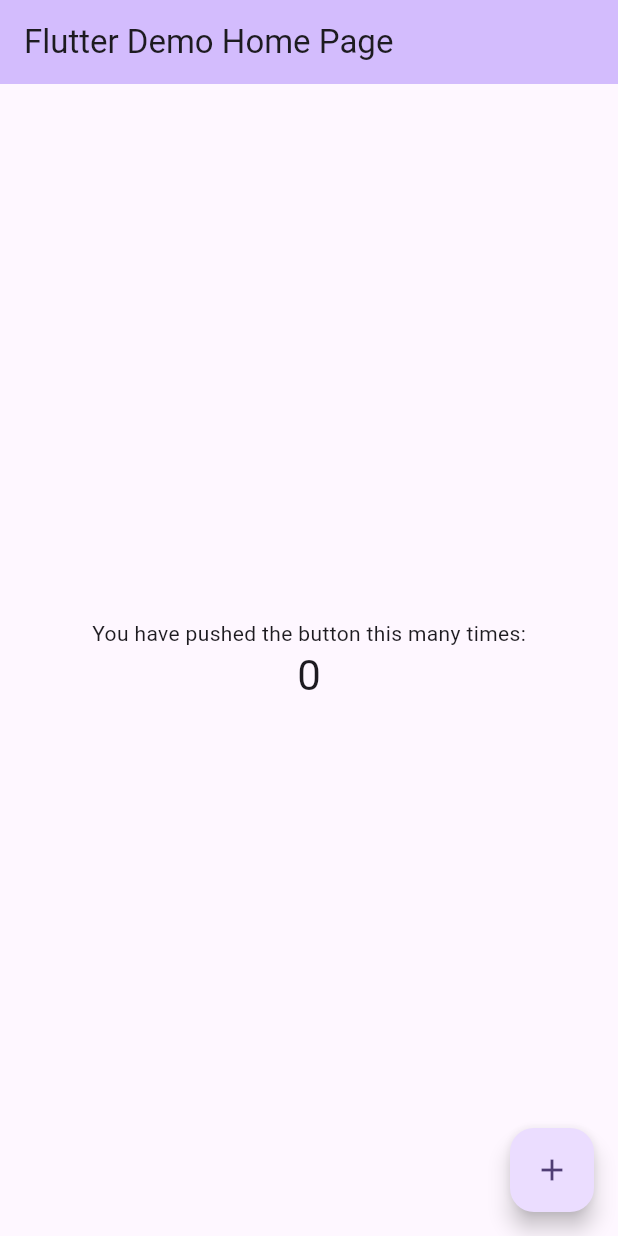
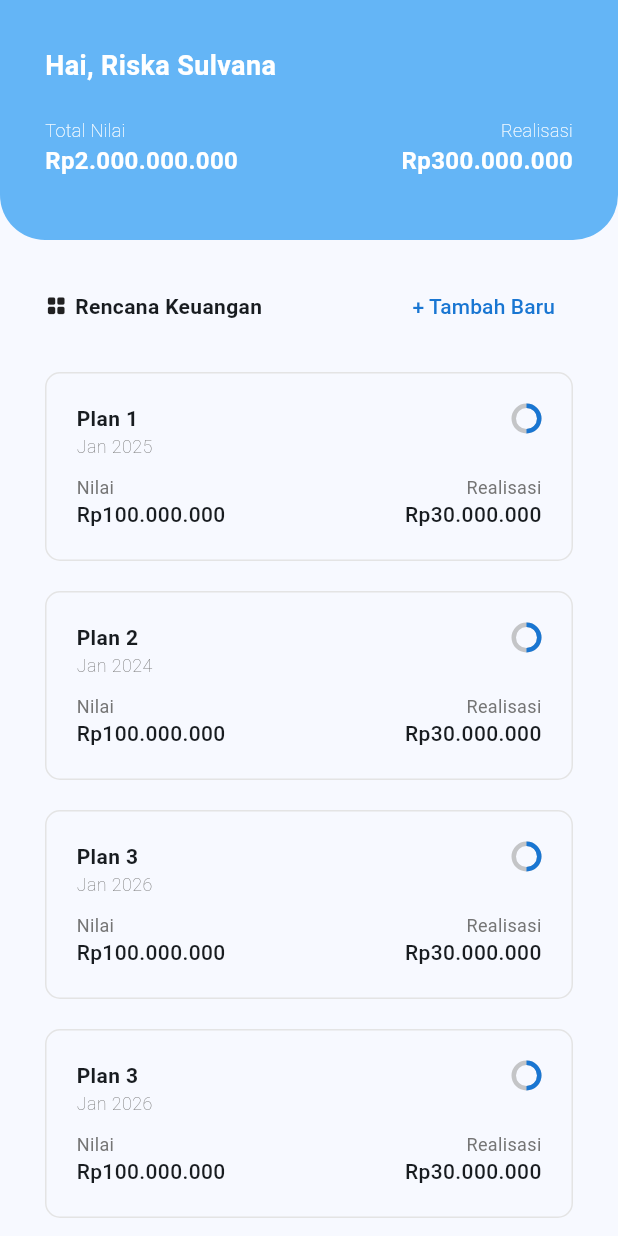
Before and after one commit to mnoktavian18/planner, a Flutter app: the screen it shows after launch, on a phone screen of 412 x 824 dp. Run offline on Flutter 3.47's test engine with Material 2 defaults, Android fonts, the phone set to English and light mode, and no system bars; drawn by our look-alikes of percent_indicator.

Commit message:
user interface

```diff
--- /dev/null
+++ b/lib/components/plan_tile.dart
@@ -0,0 +1,116 @@
+import 'package:budget_plan/utils/currency.dart';
+import 'package:flutter/material.dart';
+import 'package:percent_indicator/circular_percent_indicator.dart';
+
+class PlanTile extends StatelessWidget {
+  final String planName;
+  final String dueDate;
+  final double value;
+  final double currentValue;
+
+  const PlanTile({
+    super.key,
+    required this.planName,
+    required this.dueDate,
+    this.value = 0,
+    this.currentValue = 0,
+  });
+
+  @override
+  Widget build(BuildContext context) {
+    return Container(
+      decoration: BoxDecoration(
+        borderRadius: BorderRadius.circular(10),
+        border: Border.all(
+          color: const Color.fromARGB(255, 228, 228, 228),
+        ),
+      ),
+      padding: const EdgeInsets.all(20),
+      child: Column(
+        children: [
+          Row(
+            mainAxisAlignment: MainAxisAlignment.spaceBetween,
+            crossAxisAlignment: CrossAxisAlignment.start,
+            children: [
+              Column(
+                crossAxisAlignment: CrossAxisAlignment.start,
+                children: [
+                  Text(
+                    planName,
+                    style: const TextStyle(
+                      fontWeight: FontWeight.w600,
+                    ),
+                  ),
+                  Text(
+                    dueDate,
+                    style: TextStyle(
+                      fontSize: 12,
+                      fontWeight: FontWeight.w100,
+                      color: Colors.grey[600],
+                    ),
+                  ),
+                ],
+              ),
+              CircularPercentIndicator(
+                radius: 10,
+                percent: 0.5,
+                lineWidth: 3,
+                backgroundColor: const Color.fromARGB(
+                  147,
+                  158,
+                  158,
+                  158,
+                ),
+                progressColor: Colors.blue[700],
+              )
+            ],
+          ),
+          const SizedBox(
+            height: 10,
+          ),
+          Row(
+            mainAxisAlignment: MainAxisAlignment.spaceBetween,
+            children: [
+              Column(
+                crossAxisAlignment: CrossAxisAlignment.start,
+                children: [
+                  Text(
+                    'Nilai',
+                    style: TextStyle(
+                      color: Colors.grey[600],
+                      fontSize: 12,
+                    ),
+                  ),
+                  Text(
+                    Currency.format(value),
+                    style: const TextStyle(
+                      fontWeight: FontWeight.w500,
+                    ),
+                  ),
+                ],
+              ),
+              Column(
+                crossAxisAlignment: CrossAxisAlignment.end,
+                children: [
+                  Text(
+                    'Realisasi',
+                    style: TextStyle(
+                      color: Colors.grey[600],
+                      fontSize: 12,
+                    ),
+                  ),
+                  Text(
+                    Currency.format(currentValue),
+                    style: const TextStyle(
+                      fontWeight: FontWeight.w500,
+                    ),
+                  ),
+                ],
+              ),
+            ],
+          ),
+        ],
+      ),
+    );
+  }
+}
--- a/lib/main.dart
+++ b/lib/main.dart
@@ -1,3 +1,4 @@
+import 'package:budget_plan/pages/home.dart';
 import 'package:flutter/material.dart';
 
 void main() {
@@ -7,119 +8,17 @@ void main() {
 class MyApp extends StatelessWidget {
   const MyApp({super.key});
 
-  // This widget is the root of your application.
   @override
   Widget build(BuildContext context) {
     return MaterialApp(
       title: 'Flutter Demo',
       theme: ThemeData(
-        // This is the theme of your application.
-        //
-        // TRY THIS: Try running your application with "flutter run". You'll see
-        // the application has a blue toolbar. Then, without quitting the app,
-        // try changing the seedColor in the colorScheme below to Colors.green
-        // and then invoke "hot reload" (save your changes or press the "hot
-        // reload" button in a Flutter-supported IDE, or press "r" if you used
-        // the command line to start the app).
-        //
-        // Notice that the counter didn't reset back to zero; the application
-        // state is not lost during the reload. To reset the state, use hot
-        // restart instead.
-        //
-        // This works for code too, not just values: Most code changes can be
-        // tested with just a hot reload.
-        colorScheme: ColorScheme.fromSeed(seedColor: Colors.deepPurple),
+        colorScheme: ColorScheme.fromSeed(
+          seedColor: const Color.fromARGB(255, 79, 168, 242),
+        ),
         useMaterial3: true,
       ),
-      home: const MyHomePage(title: 'Flutter Demo Home Page'),
+      home: const Home(),
     );
   }
 }
-
-class MyHomePage extends StatefulWidget {
-  const MyHomePage({super.key, required this.title});
-
-  // This widget is the home page of your application. It is stateful, meaning
-  // that it has a State object (defined below) that contains fields that affect
-  // how it looks.
-
-  // This class is the configuration for the state. It holds the values (in this
-  // case the title) provided by the parent (in this case the App widget) and
-  // used by the build method of the State. Fields in a Widget subclass are
-  // always marked "final".
-
-  final String title;
-
-  @override
-  State<MyHomePage> createState() => _MyHomePageState();
-}
-
-class _MyHomePageState extends State<MyHomePage> {
-  int _counter = 0;
-
-  void _incrementCounter() {
-    setState(() {
-      // This call to setState tells the Flutter framework that something has
-      // changed in this State, which causes it to rerun the build method below
-      // so that the display can reflect the updated values. If we changed
-      // _counter without calling setState(), then the build method would not be
-      // called again, and so nothing would appear to happen.
-      _counter++;
-    });
-  }
-
-  @override
-  Widget build(BuildContext context) {
-    // This method is rerun every time setState is called, for instance as done
-    // by the _incrementCounter method above.
-    //
-    // The Flutter framework has been optimized to make rerunning build methods
-    // fast, so that you can just rebuild anything that needs updating rather
-    // than having to individually change instances of widgets.
-    return Scaffold(
-      appBar: AppBar(
-        // TRY THIS: Try changing the color here to a specific color (to
-        // Colors.amber, perhaps?) and trigger a hot reload to see the AppBar
-        // change color while the other colors stay the same.
-        backgroundColor: Theme.of(context).colorScheme.inversePrimary,
-        // Here we take the value from the MyHomePage object that was created by
-        // the App.build method, and use it to set our appbar title.
-        title: Text(widget.title),
-      ),
-      body: Center(
-        // Center is a layout widget. It takes a single child and positions it
-        // in the middle of the parent.
-        child: Column(
-          // Column is also a layout widget. It takes a list of children and
-          // arranges them vertically. By default, it sizes itself to fit its
-          // children horizontally, and tries to be as tall as its parent.
-          //
-          // Column has various properties to control how it sizes itself and
-          // how it positions its children. Here we use mainAxisAlignment to
-          // center the children vertically; the main axis here is the vertical
-          // axis because Columns are vertical (the cross axis would be
-          // horizontal).
-          //
-          // TRY THIS: Invoke "debug painting" (choose the "Toggle Debug Paint"
-          // action in the IDE, or press "p" in the console), to see the
-          // wireframe for each widget.
-          mainAxisAlignment: MainAxisAlignment.center,
-          children: <Widget>[
-            const Text(
-              'You have pushed the button this many times:',
-            ),
-            Text(
-              '$_counter',
-              style: Theme.of(context).textTheme.headlineMedium,
-            ),
-          ],
-        ),
-      ),
-      floatingActionButton: FloatingActionButton(
-        onPressed: _incrementCounter,
-        tooltip: 'Increment',
-        child: const Icon(Icons.add),
-      ), // This trailing comma makes auto-formatting nicer for build methods.
-    );
-  }
-}
--- /dev/null
+++ b/lib/pages/home.dart
@@ -0,0 +1,216 @@
+import 'package:budget_plan/components/plan_tile.dart';
+import 'package:budget_plan/pages/create.dart';
+import 'package:budget_plan/utils/currency.dart';
+import 'package:flutter/material.dart';
+
+class Home extends StatefulWidget {
+  const Home({super.key});
+
+  @override
+  State<Home> createState() => _HomeState();
+}
+
+class _HomeState extends State<Home> {
+  final List<PlanTile> data = [
+    const PlanTile(
+      planName: 'Plan 1',
+      dueDate: 'Jan 2025',
+      value: 100000000,
+      currentValue: 30000000,
+    ),
+    const PlanTile(
+      planName: 'Plan 2',
+      dueDate: 'Jan 2024',
+      value: 100000000,
+      currentValue: 30000000,
+    ),
+    const PlanTile(
+      planName: 'Plan 3',
+      dueDate: 'Jan 2026',
+      value: 100000000,
+      currentValue: 30000000,
+    ),
+    const PlanTile(
+      planName: 'Plan 3',
+      dueDate: 'Jan 2026',
+      value: 100000000,
+      currentValue: 30000000,
+    ),
+    const PlanTile(
+      planName: 'Plan 3',
+      dueDate: 'Jan 2026',
+      value: 100000000,
+      currentValue: 30000000,
+    ),
+    const PlanTile(
+      planName: 'Plan 3',
+      dueDate: 'Jan 2026',
+      value: 100000000,
+      currentValue: 30000000,
+    ),
+    const PlanTile(
+      planName: 'Plan 3',
+      dueDate: 'Jan 2026',
+      value: 100000000,
+      currentValue: 30000000,
+    ),
+  ];
+
+  double totalValue = 2000000000;
+  double totalCurrentValue = 300000000;
+
+  @override
+  Widget build(BuildContext context) {
+    return Scaffold(
+      body: ListView(
+        children: [
+          Container(
+            decoration: BoxDecoration(
+              borderRadius: const BorderRadius.only(
+                bottomLeft: Radius.circular(30),
+                bottomRight: Radius.circular(30),
+              ),
+              color: Colors.blue[300],
+            ),
+            padding: const EdgeInsets.all(30),
+            height: 160,
+            child: Column(
+              crossAxisAlignment: CrossAxisAlignment.start,
+              mainAxisAlignment: MainAxisAlignment.spaceEvenly,
+              children: [
+                const Row(
+                  children: [
+                    Text(
+                      'Hai, Riska Sulvana',
+                      style: TextStyle(
+                        color: Colors.white,
+                        fontWeight: FontWeight.w600,
+                        fontSize: 18,
+                      ),
+                    ),
+                  ],
+                ),
+                const SizedBox(
+                  height: 20,
+                ),
+                Row(
+                  mainAxisAlignment: MainAxisAlignment.spaceBetween,
+                  children: [
+                    Column(
+                      crossAxisAlignment: CrossAxisAlignment.start,
+                      children: [
+                        const Text(
+                          'Total Nilai',
+                          style: TextStyle(
+                            color: Colors.white,
+                            fontWeight: FontWeight.w100,
+                            fontSize: 12,
+                          ),
+                        ),
+                        Text(
+                          Currency.format(totalValue),
+                          style: const TextStyle(
+                            color: Colors.white,
+                            fontWeight: FontWeight.w600,
+                            fontSize: 16,
+                          ),
+                        ),
+                      ],
+                    ),
+                    Column(
+                      crossAxisAlignment: CrossAxisAlignment.end,
+                      children: [
+                        const Text(
+                          'Realisasi',
+                          style: TextStyle(
+                            color: Colors.white,
+                            fontWeight: FontWeight.w100,
+                            fontSize: 12,
+                          ),
+                        ),
+                        Text(
+                          Currency.format(totalCurrentValue),
+                          style: const TextStyle(
+                            color: Colors.white,
+                            fontWeight: FontWeight.w600,
+                            fontSize: 16,
+                          ),
+                        ),
+                      ],
+                    ),
+                  ],
+                ),
+                const SizedBox(
+                  height: 10,
+                ),
+              ],
+            ),
+          ),
+          Container(
+            padding: const EdgeInsets.symmetric(
+              horizontal: 30,
+              vertical: 20,
+            ),
+            child: Row(
+              mainAxisAlignment: MainAxisAlignment.spaceBetween,
+              children: [
+                const Row(
+                  children: [
+                    Icon(
+                      Icons.grid_view_rounded,
+                      size: 15,
+                    ),
+                    SizedBox(
+                      width: 5,
+                    ),
+                    Text(
+                      'Rencana Keuangan',
+                      style: TextStyle(fontWeight: FontWeight.w600),
+                    ),
+                  ],
+                ),
+                TextButton(
+                  onPressed: () {
+                    Navigator.push(
+                      context,
+                      MaterialPageRoute(
+                        builder: (context) => const Create(),
+                      ),
+                    );
+                  },
+                  style: ButtonStyle(
+                    overlayColor: MaterialStateColor.resolveWith(
+                      (states) => const Color.fromARGB(248, 227, 242, 253),
+                    ),
+                  ),
+                  child: Text(
+                    '+ Tambah Baru',
+                    style: TextStyle(
+                      color: Colors.blue[700],
+                    ),
+                  ),
+                )
+              ],
+            ),
+          ),
+          Container(
+            padding: const EdgeInsets.symmetric(horizontal: 30),
+            child: Column(
+              children: data
+                  .map(
+                    (item) => Padding(
+                      padding: const EdgeInsets.only(bottom: 20),
+                      child: item,
+                    ),
+                  )
+                  .toList(),
+            ),
+          ),
+          const SizedBox(
+            height: 30,
+          ),
+        ],
+      ),
+    );
+  }
+}
--- /dev/null
+++ b/lib/utils/currency.dart
@@ -0,0 +1,8 @@
+import 'package:intl/intl.dart';
+
+class Currency {
+  static String format(double number) {
+    return NumberFormat.currency(locale: 'ID', symbol: 'Rp', decimalDigits: 0)
+        .format(number);
+  }
+}
```
Also changed, not shown: lib/pages/create.dart (added, +253 -0 lines).
